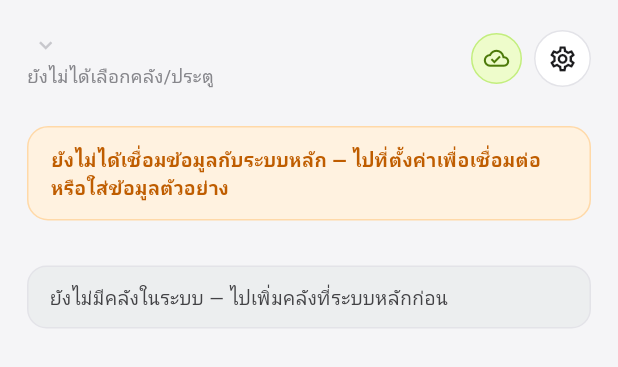
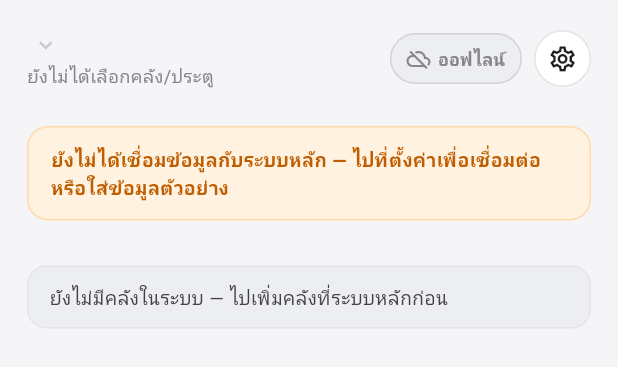
Before and after one commit to st651102064101-design/box-tracking-demo-, a Flutter app: the HomeScreen widget shown alone on an empty page, opened directly, on a phone screen of 412 x 824 dp. Shown: the top 367 px of the screen. Run offline on Flutter 3.47's test engine with Material 3 defaults, Android fonts, the phone set to English and light mode, and no system bars; our stand-ins replace shared_preferences; accounts and stored records are empty; network calls fail.

Commit message:
Badge screen trigger no longer fires RFID (barcode-only), navbar online chip now reflects real connectivity with a text label, and friendlier network-unreachable error messages
Co-Authored-By: Claude Sonnet 5 <noreply@anthropic.com>

```diff
--- a/pda_flutter/lib/screens/home_screen.dart
+++ b/pda_flutter/lib/screens/home_screen.dart
@@ -60,7 +60,7 @@ class HomeScreen extends StatelessWidget {
                   ),
                 ),
               ),
-              OnlineChip(online: c.online, onTap: c.toggleOnline),
+              OnlineChip(online: c.onlineDisplay, onTap: c.toggleOnline),
               const SizedBox(width: 8),
               RoundIconButton(icon: Icons.settings_outlined, onTap: () => c.go(Screen.settings), size: 38),
             ],
--- a/pda_flutter/lib/screens/scan_screen.dart
+++ b/pda_flutter/lib/screens/scan_screen.dart
@@ -139,7 +139,7 @@ class _ScanScreenState extends State<ScanScreen> {
             ],
           ),
           subtitle: Text('${c.selWhName} · ประตู ${c.gate}'),
-          actions: [OnlineChip(online: c.online, onTap: c.toggleOnline)],
+          actions: [OnlineChip(online: c.onlineDisplay, onTap: c.toggleOnline)],
         ),
         Expanded(
           child: ListView(
--- a/pda_flutter/lib/widgets/common.dart
+++ b/pda_flutter/lib/widgets/common.dart
@@ -246,16 +246,25 @@ class OnlineChip extends StatelessWidget {
     return GestureDetector(
       onTap: onTap,
       child: Container(
-        width: 34,
-        height: 34,
+        padding: const EdgeInsets.symmetric(horizontal: 10, vertical: 8),
         decoration: BoxDecoration(
           color: online ? C.limeBg : C.neutralBg,
-          shape: BoxShape.circle,
+          borderRadius: BorderRadius.circular(17),
           border: Border.all(color: online ? C.limeBorder : C.border2),
         ),
-        alignment: Alignment.center,
-        child: Icon(online ? Icons.cloud_done_outlined : Icons.cloud_off_outlined,
-            size: 17, color: online ? C.limeText : C.muted),
+        child: Row(
+          mainAxisSize: MainAxisSize.min,
+          children: [
+            Icon(online ? Icons.cloud_done_outlined : Icons.cloud_off_outlined,
+                size: 16, color: online ? C.limeText : C.muted),
+            const SizedBox(width: 5),
+            Text(online ? 'ออนไลน์' : 'ออฟไลน์',
+                style: TextStyle(
+                    fontSize: 11.5,
+                    fontWeight: FontWeight.w700,
+                    color: online ? C.limeText : C.muted)),
+          ],
+        ),
       ),
     );
   }
```
Also changed, not shown: pda_flutter/lib/controllers/app_controller.dart (+44 -6 lines), pda_flutter/lib/screens/login_screen.dart (+12 -10 lines).
